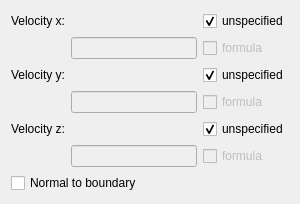
This is src/Mod/Fem/Gui/Resources/ui/FlowVelocity.ui in southseact-3d/fcd as Qt 5 draws it before an edit. The edited form follows.
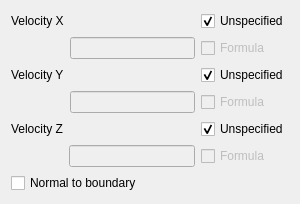
This is the edited form. Custom widgets are drawn as their Qt base class.

```diff
--- a/src/Mod/Fem/Gui/Resources/ui/FlowVelocity.ui
+++ b/src/Mod/Fem/Gui/Resources/ui/FlowVelocity.ui
@@ -22,14 +22,14 @@
         <bool>false</bool>
        </property>
        <property name="text">
-        <string>formula</string>
+        <string>Formula</string>
        </property>
       </widget>
      </item>
      <item row="0" column="3">
       <widget class="QCheckBox" name="velocityXBox">
        <property name="text">
-        <string>unspecified</string>
+        <string>Unspecified</string>
        </property>
        <property name="checked">
         <bool>true</bool>
@@ -39,7 +39,7 @@
      <item row="0" column="0">
       <widget class="QLabel" name="volocityXLbl">
        <property name="text">
-        <string>Velocity x:</string>
+        <string>Velocity X</string>
        </property>
       </widget>
      </item>
@@ -70,21 +70,21 @@
         <bool>false</bool>
        </property>
        <property name="text">
-        <string>formula</string>
+        <string>Formula</string>
        </property>
       </widget>
      </item>
      <item row="0" column="0">
       <widget class="QLabel" name="velocityYLbl">
        <property name="text">
-        <string>Velocity y:</string>
+        <string>Velocity Y</string>
        </property>
       </widget>
      </item>
      <item row="0" column="3">
       <widget class="QCheckBox" name="velocityYBox">
        <property name="text">
-        <string>unspecified</string>
+        <string>Unspecified</string>
        </property>
        <property name="checked">
         <bool>true</bool>
@@ -115,7 +115,7 @@
      <item row="0" column="3">
       <widget class="QCheckBox" name="velocityZBox">
        <property name="text">
-        <string>unspecified</string>
+        <string>Unspecified</string>
        </property>
        <property name="checked">
         <bool>true</bool>
@@ -128,14 +128,14 @@
         <bool>false</bool>
        </property>
        <property name="text">
-        <string>formula</string>
+        <string>Formula</string>
        </property>
       </widget>
      </item>
      <item row="0" column="0">
       <widget class="QLabel" name="velocityZLbl">
        <property name="text">
-        <string>Velocity z:</string>
+        <string>Velocity Z</string>
        </property>
       </widget>
      </item>
```
Left out of the diff: 2 changed lines with no effect on the pictures.
